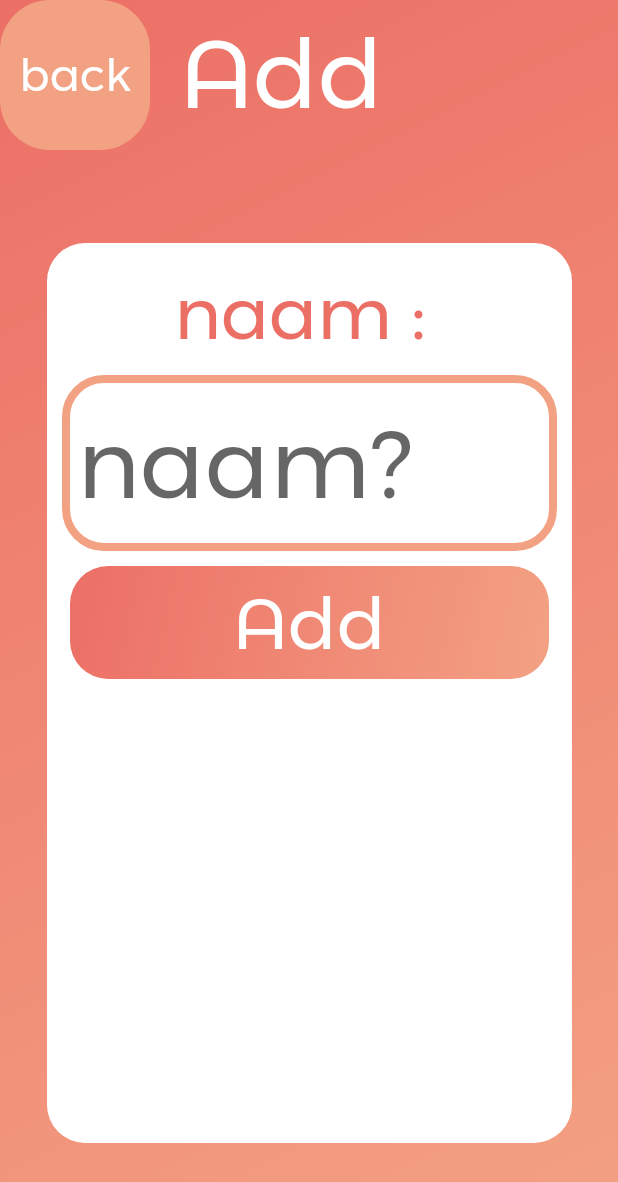
After one commit to dumbeldore2/Movies_Master_Jeff, an Android app: the MainActivity3 screen opened directly, with no data from a screen before it, on a phone screen of 412 x 824 dp. The commit adds this screen. Shown: the top 1182 px of the screen. Run offline under Robolectric (Android 15) with nearby library versions, the phone set to English and light mode, and no system bars.

Commit message:
er is een add activity_main3.xml aangemaakt

```diff
--- a/app/src/main/AndroidManifest.xml
+++ b/app/src/main/AndroidManifest.xml
@@ -9,7 +9,8 @@
         android:roundIcon="@mipmap/ic_launcher_round"
         android:supportsRtl="true"
         android:theme="@style/Theme.Movies_Master_Jeff">
-        <activity android:name=".MainActivity2"></activity>
+        <activity android:name=".MainActivity3"></activity>
+        <activity android:name=".MainActivity2" />
         <activity android:name=".MainActivity">
             <intent-filter>
                 <action android:name="android.intent.action.MAIN" />
--- a/app/src/main/java/com/example/movies_master_jeff/MainActivity2.java
+++ b/app/src/main/java/com/example/movies_master_jeff/MainActivity2.java
@@ -19,7 +19,7 @@ import android.widget.TextView;
 
 public class MainActivity2 extends AppCompatActivity {
     //String initen
-    TextView textview_1,textview_3,textview_4;
+    TextView textview_1,textview_3,textview_4,textView_5;
 
     //animatie initen
     Animation animation;
@@ -56,6 +56,7 @@ public class MainActivity2 extends AppCompatActivity {
         textview_1 = findViewById(R.id.text_1);
         textview_3 = findViewById(R.id.text_3);
         textview_4 = findViewById(R.id.text_4);
+        textView_5 = findViewById(R.id.text_5);
 
         //listview aan een object vast hangen
         listView = findViewById(R.id.list_view_1);
@@ -69,6 +70,7 @@ public class MainActivity2 extends AppCompatActivity {
         background_ani();
         click_textview3();
         click_textview4();
+        click_textview5();
     }
 
 
@@ -112,4 +114,14 @@ public class MainActivity2 extends AppCompatActivity {
             }
         });
     }
+
+    public void click_textview5(){
+        textView_5.setOnClickListener(new View.OnClickListener() {
+            @Override
+            public void onClick(View view) {
+                Intent intent = new Intent(getApplicationContext(),MainActivity3.class);
+                startActivity(intent);
+            }
+        });
+    }
 }
--- /dev/null
+++ b/app/src/main/java/com/example/movies_master_jeff/MainActivity3.java
@@ -0,0 +1,47 @@
+package com.example.movies_master_jeff;
+
+import androidx.annotation.RequiresApi;
+import androidx.appcompat.app.AppCompatActivity;
+import androidx.constraintlayout.widget.ConstraintLayout;
+
+import android.graphics.drawable.AnimationDrawable;
+import android.os.Build;
+import android.os.Bundle;
+import android.view.WindowManager;
+import android.view.animation.Animation;
+
+public class MainActivity3 extends AppCompatActivity {
+
+    //animatie initen
+    Animation animation;
+    AnimationDrawable animationDrawable;
+
+    //constraint layout initen voor background
+    ConstraintLayout constraintLayout;
+
+    @RequiresApi(api = Build.VERSION_CODES.LOLLIPOP)
+    @Override
+    protected void onCreate(Bundle savedInstanceState) {
+        super.onCreate(savedInstanceState);
+        setContentView(R.layout.activity_main3);
+        getWindow().setFlags(
+                WindowManager.LayoutParams.FLAG_LAYOUT_NO_LIMITS,
+                WindowManager.LayoutParams.FLAG_LAYOUT_NO_LIMITS
+        );
+        getWindow().setNavigationBarColor(getResources().getColor(R.color.color1));
+        getWindow().setStatusBarColor(getResources().getColor(R.color.color2));
+
+        //constraint layout connecteren
+        constraintLayout = findViewById(R.id.constraintLayout3);
+
+        //funties
+        background_ani();
+    }
+
+    public void background_ani(){
+        animationDrawable = (AnimationDrawable) constraintLayout.getBackground();
+        animationDrawable.setEnterFadeDuration(10);
+        animationDrawable.setExitFadeDuration(2000);
+        animationDrawable.start();
+    }
+}
--- /dev/null
+++ b/app/src/main/res/drawable/back_button_1.xml
@@ -0,0 +1,11 @@
+<?xml version="1.0" encoding="utf-8"?>
+<shape xmlns:android="http://schemas.android.com/apk/res/android">
+    <solid android:color="@color/color2"/>
+    <padding android:bottom="10dp" android:left="10dp" android:right="10dp" android:top="10dp"/>
+    <corners
+        android:topLeftRadius="33dp"
+        android:topRightRadius="33dp"
+        android:bottomLeftRadius="33dp"
+        android:bottomRightRadius="33dp"
+        />
+</shape>
--- /dev/null
+++ b/app/src/main/res/drawable/background_add_1.xml
@@ -0,0 +1,11 @@
+<?xml version="1.0" encoding="utf-8"?>
+<shape xmlns:android="http://schemas.android.com/apk/res/android">
+    <solid android:color="@color/white"/>
+    <padding android:bottom="10dp" android:left="10dp" android:right="10dp" android:top="10dp"/>
+    <corners
+        android:topLeftRadius="25dp"
+        android:topRightRadius="25dp"
+        android:bottomLeftRadius="25dp"
+        android:bottomRightRadius="25dp"
+        />
+</shape>
--- a/app/src/main/res/layout/activity_main2.xml
+++ b/app/src/main/res/layout/activity_main2.xml
@@ -74,18 +74,19 @@
         android:id="@+id/linear1"
 
         android:layout_width="wrap_content"
-        android:layout_height="500dp"
+        android:layout_height="450dp"
 
+        android:orientation="horizontal"
+        app:layout_constraintBottom_toTopOf="@+id/text_5"
+        app:layout_constraintEnd_toEndOf="parent"
         app:layout_constraintStart_toStartOf="parent"
-        app:layout_constraintEnd_toEndOf="parent"
-        app:layout_constraintTop_toBottomOf="@id/text_4"
-        android:orientation="horizontal">
+        app:layout_constraintTop_toBottomOf="@id/text_4">
 
         <ListView
             android:id="@+id/list_view_1"
             android:layout_width="match_parent"
             android:layout_height="match_parent"
-            android:layout_weight="1"/>
+            android:layout_weight="1" />
     </LinearLayout>
 
     <TextView
--- /dev/null
+++ b/app/src/main/res/layout/activity_main3.xml
@@ -0,0 +1,91 @@
+<?xml version="1.0" encoding="utf-8"?>
+<androidx.constraintlayout.widget.ConstraintLayout xmlns:android="http://schemas.android.com/apk/res/android"
+    xmlns:app="http://schemas.android.com/apk/res-auto"
+    xmlns:tools="http://schemas.android.com/tools"
+    android:layout_width="match_parent"
+    android:layout_height="match_parent"
+    tools:context=".MainActivity3"
+    android:id="@+id/constraintLayout3"
+    android:background="@drawable/animation_list">
+
+    <LinearLayout
+        android:id="@+id/linear"
+        android:layout_width="match_parent"
+        android:layout_height="wrap_content"
+        app:layout_constraintStart_toStartOf="parent"
+        app:layout_constraintTop_toTopOf="parent"
+        android:orientation="horizontal">
+
+        <TextView
+            android:id="@+id/text_1"
+            android:layout_width="100dp"
+            android:layout_height="100dp"
+            android:background="@drawable/back_button_1"
+            android:layout_marginRight="20dp"
+            android:textColor="@color/white"
+            android:text="back"
+            android:textSize="30dp"
+            android:fontFamily="@font/montserrat_alternates"
+            android:gravity="center"/>
+
+        <TextView
+            android:id="@+id/text_2"
+            android:layout_width="wrap_content"
+            android:layout_height="match_parent"
+            android:text="Add"
+            android:textSize="64dp"
+            android:fontFamily="@font/montserrat_alternates"
+            android:textColor="@color/white"
+            android:layout_gravity="center" />
+    </LinearLayout>
+
+    <LinearLayout
+        android:layout_width="350dp"
+        android:layout_height="600dp"
+        android:background="@drawable/background_add_1"
+        app:layout_constraintStart_toStartOf="parent"
+        app:layout_constraintEnd_toEndOf="parent"
+        app:layout_constraintTop_toBottomOf="@id/linear"
+        app:layout_constraintBottom_toBottomOf="parent"
+        android:orientation="vertical">
+
+        <TextView
+            android:id="@id/text_3"
+            android:layout_width="match_parent"
+            android:layout_height="wrap_content"
+            android:fontFamily="@font/montserrat_alternates"
+            android:gravity="center"
+            android:text="naam : "
+            android:textColor="@color/color1"
+            android:textSize="48dp"
+            android:layout_marginBottom="5dp"/>
+
+        <EditText
+            android:layout_width="match_parent"
+            android:layout_height="wrap_content"
+            android:hint="naam?"
+            android:background="@drawable/button_off"
+            android:textSize="64dp"
+            android:textColor="@color/color2"
+            android:fontFamily="@font/montserrat_alternates"
+            android:maxHeight="100dp"
+            android:layout_marginBottom="10dp"
+            android:inputType="text"/>
+
+        <TextView
+            android:id="@+id/text_5"
+            android:layout_width="match_parent"
+            android:layout_height="75dp"
+            app:layout_constraintEnd_toEndOf="parent"
+            app:layout_constraintStart_toStartOf="parent"
+            app:layout_constraintBottom_toBottomOf="parent"
+            android:text="Add"
+            android:fontFamily="@font/montserrat_alternates"
+            android:textSize="48dp"
+            android:background="@drawable/add_button_1"
+            android:textColor="@color/white"
+            android:gravity="center"
+            android:layout_marginLeft="5dp"
+            android:layout_marginRight="5dp"/>
+    </LinearLayout>
+</androidx.constraintlayout.widget.ConstraintLayout>
```
